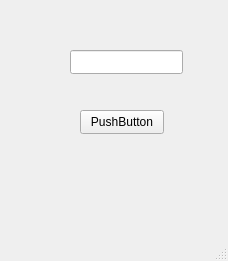
Before: the Qt Designer form Modules/views/main/prueba.ui in gbelot2003/pyqt5UseCase, drawn with Qt 5.
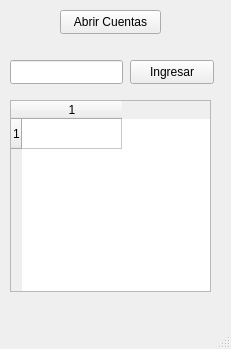
After: the same form once the commit is applied.

The edit to the form file:
```diff
--- a/Modules/views/main/prueba.ui
+++ b/Modules/views/main/prueba.ui
@@ -6,8 +6,8 @@
    <rect>
     <x>0</x>
     <y>0</y>
-    <width>228</width>
-    <height>261</height>
+    <width>231</width>
+    <height>349</height>
    </rect>
   </property>
   <property name="windowTitle">
@@ -17,8 +17,8 @@
    <widget class="QLineEdit" name="txtNombre">
     <property name="geometry">
      <rect>
-      <x>70</x>
-      <y>50</y>
+      <x>10</x>
+      <y>60</y>
       <width>113</width>
       <height>24</height>
      </rect>
@@ -27,16 +27,53 @@
    <widget class="QPushButton" name="pushButton">
     <property name="geometry">
      <rect>
-      <x>80</x>
-      <y>110</y>
+      <x>130</x>
+      <y>60</y>
       <width>84</width>
       <height>24</height>
      </rect>
     </property>
     <property name="text">
-     <string>PushButton</string>
+     <string>Ingresar</string>
     </property>
    </widget>
+   <widget class="QPushButton" name="btnCuentas">
+    <property name="geometry">
+     <rect>
+      <x>60</x>
+      <y>10</y>
+      <width>101</width>
+      <height>24</height>
+     </rect>
+    </property>
+    <property name="text">
+     <string>Abrir Cuentas</string>
+    </property>
+   </widget>
+   <widget class="QTableWidget" name="tableWidget">
+    <property name="geometry">
+     <rect>
+      <x>10</x>
+      <y>100</y>
+      <width>201</width>
+      <height>192</height>
+     </rect>
+    </property>
+    <property name="sizeAdjustPolicy">
+     <enum>QAbstractScrollArea::AdjustToContents</enum>
+    </property>
+    <property name="rowCount">
+     <number>1</number>
+    </property>
+    <property name="columnCount">
+     <number>1</number>
+    </property>
+    <attribute name="horizontalHeaderCascadingSectionResizes">
+     <bool>true</bool>
+    </attribute>
+    <row/>
+    <column/>
+   </widget>
   </widget>
   <widget class="QMenuBar" name="menubar">
    <property name="geometry">
```
Left out of the diff: 2 changed lines with no effect on the pictures.
